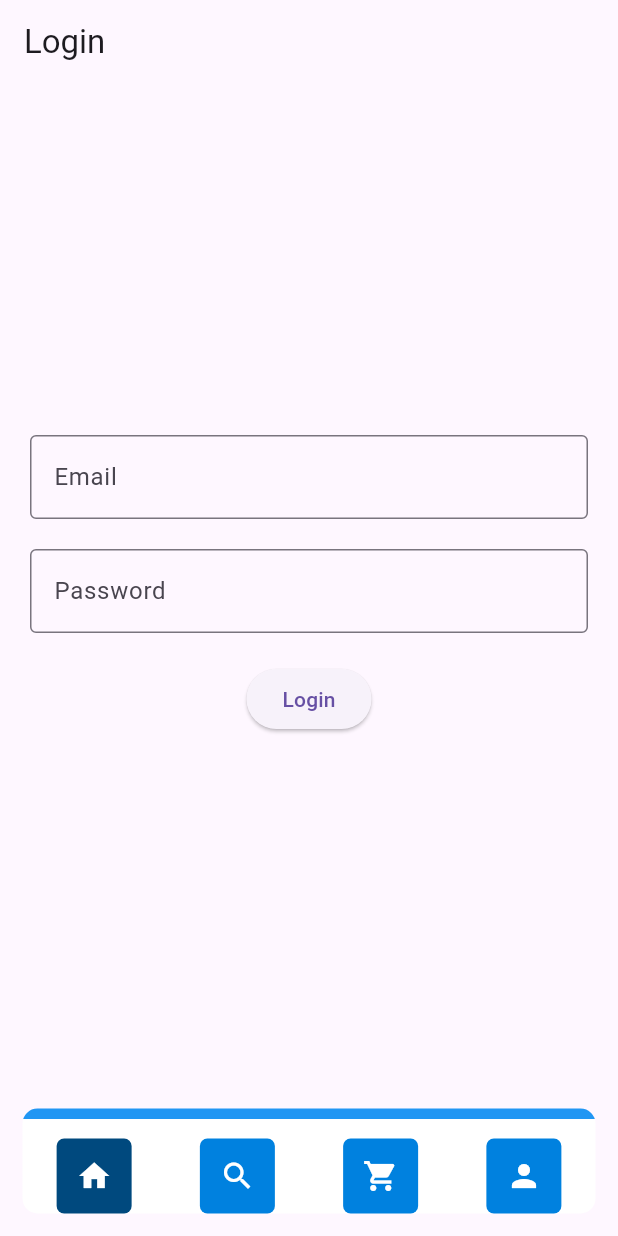
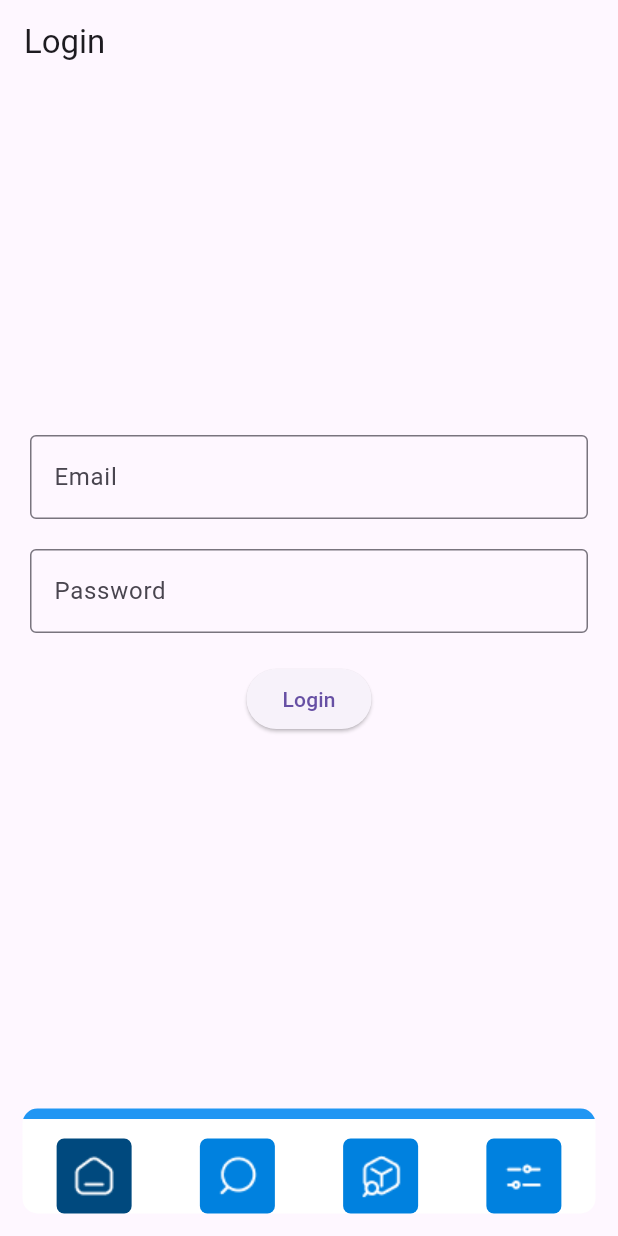
Before and after one commit to PedroPereiraGuimaraes/tcc-hospital-indoor-tracking, a Flutter app: the screen it shows after launch, on a phone screen of 412 x 824 dp. Run offline on Flutter 3.47's test engine with Material 3 defaults, Android fonts, the phone set to English and light mode, and no system bars; our stand-ins replace animated_splash_screen, lottie.

Commit message:
build: fixed navbar

```diff
--- a/front_end/lib/main.dart
+++ b/front_end/lib/main.dart
@@ -20,10 +20,6 @@ class MyApp extends StatelessWidget {
       routes: {
         '/splash': (context) => SplashScreen(),
         '/login': (context) => LoginScreen(),
-        //'/register': (context) => RegisterPage(),
-        //'/admin': (context) => AdminPage(),
-        //'/stocks': (context) => StockPage(),
-        //'/stocksadmin': (context) => StockPageAdmin(),
       },
       theme: ThemeData(
         primarySwatch: MaterialColor(0xFF0081DF, {
--- a/front_end/lib/views/widgets/Navbar.dart
+++ b/front_end/lib/views/widgets/Navbar.dart
@@ -92,16 +92,16 @@ class _NavBarState extends State<NavBar> {
       child: Row(
         mainAxisAlignment: MainAxisAlignment.spaceAround,
         children: [
-          _buildIconButton(Icons.home, 0),
-          _buildIconButton(Icons.search, 1),
-          _buildIconButton(Icons.shopping_cart, 2),
-          _buildIconButton(Icons.person, 3),
+          _buildIconButton('assets/homeIcon.png', 0),
+          _buildIconButton('assets/searchIcon.png', 1),
+          _buildIconButton('assets/listIcon.png', 2),
+          _buildIconButton('assets/settingsIcon.png', 3),
         ],
       ),
     );
   }
 
-  Widget _buildIconButton(IconData icon, int index) {
+  Widget _buildIconButton(String image, int index) {
     return GestureDetector(
       onTap: () {
         _navigateToPage(index);
@@ -115,9 +115,10 @@ class _NavBarState extends State<NavBar> {
               : const Color.fromARGB(255, 0, 129, 223),
           borderRadius: BorderRadius.circular(5),
         ),
-        child: Icon(
-          icon,
-          color: Colors.white,
+        child: Image.asset(
+          image,
+          width: 10,
+          height: 10,
         ),
       ),
     );
--- a/front_end/pubspec.yaml
+++ b/front_end/pubspec.yaml
@@ -63,6 +63,10 @@ flutter:
   # To add assets to your application, add an assets section, like this:
   assets:
       - assets/
+      - assets/homeIcon.png
+      - assets/listIcon.png
+      - assets/searchIcon.png
+      - assets/settingsIcon.png
   #   - images/a_dot_ham.jpeg
 
   # An image asset can refer to one or more resolution-specific "variants", see
```
Also changed, not shown: front_end/assets/homeIcon.png (added), front_end/assets/listIcon.png (added), front_end/assets/searchIcon.png (added), front_end/assets/settingsIcon.png (added).
